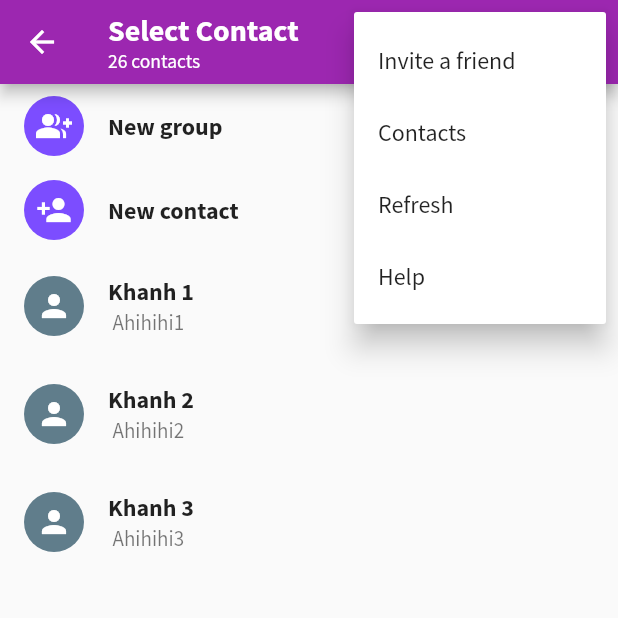
After one commit to hkhansh27/chat-app, a Flutter app: the SelectContact screen opened directly, after a tap on the "more vert" icon, on a phone screen of 412 x 824 dp, the top half of it. The commit adds this screen. Run offline on Flutter 3.47's test engine with Material 2 defaults, Android fonts, the phone set to English and light mode, and no system bars; our stand-ins replace emoji_picker_flutter.

Commit message:
add select contact, custom btn card and contact card

```diff
--- /dev/null
+++ b/lib/CustomUI/button_card.dart
@@ -0,0 +1,24 @@
+import 'package:chat_app/Models/chat_model.dart';
+import 'package:flutter/material.dart';
+
+class ButtonCard extends StatelessWidget {
+  const ButtonCard({Key? key, this.name, this.icon}) : super(key: key);
+
+  final String? name;
+  final IconData? icon;
+
+  @override
+  Widget build(BuildContext context) {
+    return InkWell(
+      onTap: () {},
+      child: ListTile(
+        leading: CircleAvatar(
+          radius: 20,
+          child: Icon(icon, color: Colors.white),
+          backgroundColor: Colors.deepPurpleAccent,
+        ),
+        title: Text("${name}", style: const TextStyle(fontSize: 16, fontWeight: FontWeight.bold)),
+      ),
+    );
+  }
+}
--- /dev/null
+++ b/lib/CustomUI/contact_card.dart
@@ -0,0 +1,29 @@
+import 'package:chat_app/Models/chat_model.dart';
+import 'package:flutter/material.dart';
+
+class ContactCard extends StatelessWidget {
+  const ContactCard({Key? key, required this.contact}) : super(key: key);
+  final ChatModel contact;
+  @override
+  Widget build(BuildContext context) {
+    return InkWell(
+      onTap: () {},
+      child: ListTile(
+        leading: CircleAvatar(
+          radius: 20,
+          child: Icon(Icons.person, color: Colors.white),
+          backgroundColor: Colors.blueGrey,
+        ),
+        title: Text("${contact.name}", style: const TextStyle(fontSize: 16, fontWeight: FontWeight.bold)),
+        subtitle: Row(
+          children: [
+            const SizedBox(
+              width: 3,
+            ),
+            Text("${contact.status}")
+          ],
+        ),
+      ),
+    );
+  }
+}
--- a/lib/Models/chat_model.dart
+++ b/lib/Models/chat_model.dart
@@ -3,5 +3,6 @@ class ChatModel {
   bool? isGroup;
   String? time;
   String? currentMessage;
-  ChatModel({this.name, this.isGroup, this.time, this.currentMessage});
+  String? status;
+  ChatModel({this.name, this.isGroup, this.time, this.currentMessage, this.status});
 }
--- a/lib/Pages/chat_page.dart
+++ b/lib/Pages/chat_page.dart
@@ -1,5 +1,6 @@
 import 'package:chat_app/CustomUI/custom_card.dart';
 import 'package:chat_app/Models/chat_model.dart';
+import 'package:chat_app/Screens/select_contact.dart';
 import 'package:flutter/material.dart';
 
 class ChatPage extends StatefulWidget {
@@ -20,7 +21,7 @@ class _ChatPageState extends State<ChatPage> {
     return Scaffold(
         floatingActionButton: FloatingActionButton(
           onPressed: () {
-            print("Clicked on floating btn");
+            Navigator.push(context, MaterialPageRoute(builder: (builder) => SelectContact()));
           },
           child: const Icon(Icons.chat),
         ),
--- /dev/null
+++ b/lib/Screens/select_contact.dart
@@ -0,0 +1,71 @@
+import 'package:chat_app/CustomUI/button_card.dart';
+import 'package:chat_app/CustomUI/contact_card.dart';
+import 'package:chat_app/Models/chat_model.dart';
+import 'package:flutter/material.dart';
+
+class SelectContact extends StatefulWidget {
+  const SelectContact({Key? key}) : super(key: key);
+
+  @override
+  _SelectContactState createState() => _SelectContactState();
+}
+
+class _SelectContactState extends State<SelectContact> {
+  List<ChatModel> contacts = [
+    ChatModel(name: "Khanh 1", status: "Ahihihi1"),
+    ChatModel(name: "Khanh 2", status: "Ahihihi2"),
+    ChatModel(name: "Khanh 3", status: "Ahihihi3"),
+  ];
+
+  @override
+  Widget build(BuildContext context) {
+    return Scaffold(
+        appBar: AppBar(
+          title: Column(
+            mainAxisAlignment: MainAxisAlignment.start,
+            crossAxisAlignment: CrossAxisAlignment.start,
+            children: [
+              Text("Select Contact", style: const TextStyle(fontSize: 20, fontWeight: FontWeight.bold)),
+              Text("26 contacts", style: const TextStyle(fontSize: 13))
+            ],
+          ),
+          actions: [
+            IconButton(onPressed: () {}, icon: Icon(Icons.search)),
+            PopupMenuButton(onSelected: (value) {
+              print(value);
+            }, itemBuilder: (BuildContext context) {
+              return const [
+                PopupMenuItem(
+                  child: Text("Invite a friend"),
+                  value: "Invite a friend",
+                ),
+                PopupMenuItem(
+                  child: Text("Contacts"),
+                  value: "Contacts",
+                ),
+                PopupMenuItem(
+                  child: Text("Refresh"),
+                  value: "Refresh",
+                ),
+                PopupMenuItem(
+                  child: Text("Help"),
+                  value: "Help",
+                ),
+              ];
+            })
+          ],
+        ),
+        body: ListView.builder(
+          itemBuilder: (context, index) {
+            if (index == 0)
+              return ButtonCard(
+                icon: Icons.group_add_sharp,
+                name: "New group",
+              );
+            if (index == 1) return ButtonCard(icon: Icons.person_add, name: "New contact");
+            return ContactCard(contact: contacts[index - 2]);
+          },
+          itemCount: contacts.length + 2, // "+2" because two btn card in the top of page
+        ));
+  }
+}
```
